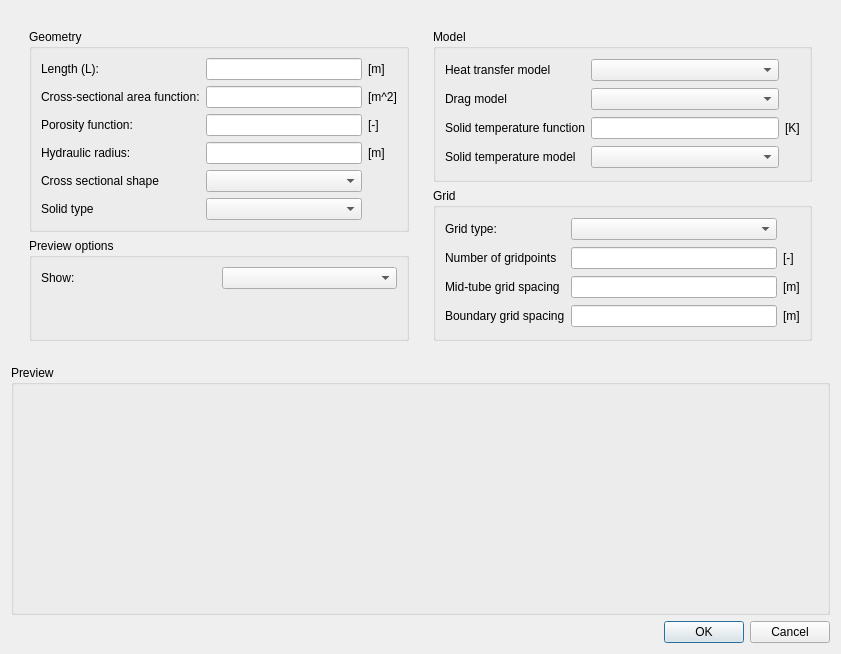
Above: src/gui/add_duct_dialog.ui from asceenl/tasmet before the change. Below: the same form after it.
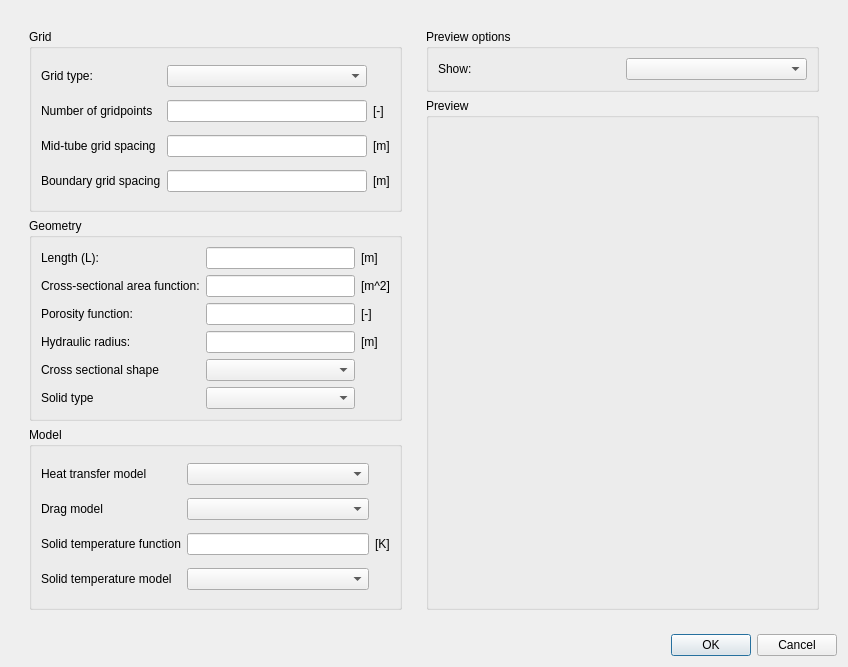
That is the form after the change. Custom widgets are drawn as their Qt base class.

Diff of the .ui file:
```diff
--- a/src/gui/add_duct_dialog.ui
+++ b/src/gui/add_duct_dialog.ui
@@ -6,8 +6,8 @@
    <rect>
     <x>0</x>
     <y>0</y>
-    <width>841</width>
-    <height>654</height>
+    <width>848</width>
+    <height>667</height>
    </rect>
   </property>
   <property name="windowTitle">
@@ -19,7 +19,83 @@
      <layout class="QHBoxLayout" name="horizontalLayout">
       <item>
        <widget class="QWidget" name="widget_3" native="true">
+        <property name="maximumSize">
+         <size>
+          <width>391</width>
+          <height>16777215</height>
+         </size>
+        </property>
         <layout class="QVBoxLayout" name="verticalLayout_3">
+         <item>
+          <widget class="QGroupBox" name="groupBox_3">
+           <property name="title">
+            <string>Grid</string>
+           </property>
+           <layout class="QGridLayout" name="gridLayout_5">
+            <item row="2" column="1">
+             <widget class="QLineEdit" name="dxmid"/>
+            </item>
+            <item row="1" column="0">
+             <widget class="QLabel" name="label_31">
+              <property name="text">
+               <string>Number of gridpoints</string>
+              </property>
+             </widget>
+            </item>
+            <item row="0" column="0">
+             <widget class="QLabel" name="label_27">
+              <property name="text">
+               <string>Grid type:</string>
+              </property>
+             </widget>
+            </item>
+            <item row="1" column="1">
+             <widget class="QLineEdit" name="ngp"/>
+            </item>
+            <item row="2" column="0">
+             <widget class="QLabel" name="label_32">
+              <property name="text">
+               <string>Mid-tube grid spacing</string>
+              </property>
+             </widget>
+            </item>
+            <item row="0" column="1">
+             <widget class="QComboBox" name="gridtype"/>
+            </item>
+            <item row="3" column="1">
+             <widget class="QLineEdit" name="dxb"/>
+            </item>
+            <item row="3" column="0">
+             <widget class="QLabel" name="label_33">
+              <property name="text">
+               <string>Boundary grid spacing</string>
+              </property>
+             </widget>
+            </item>
+            <item row="1" column="2">
+             <widget class="QLabel" name="label_34">
+              <property name="text">
+               <string>[-]</string>
+              </property>
+             </widget>
+            </item>
+            <item row="2" column="2">
+             <widget class="QLabel" name="label_35">
+              <property name="text">
+               <string>[m]</string>
+              </property>
+             </widget>
+            </item>
+            <item row="3" column="2">
+             <widget class="QLabel" name="label_36">
+              <property name="text">
+               <string>[m]</string>
+              </property>
+             </widget>
+            </item>
+           </layout>
+          </widget>
+         </item>
          <item>
           <widget class="QGroupBox" name="geometry_groupbox">
            <property name="title">
@@ -144,44 +220,6 @@
           </widget>
          </item>
          <item>
-          <widget class="QGroupBox" name="groupBox_4">
-           <property name="title">
-            <string>Preview options</string>
-           </property>
-           <layout class="QGridLayout" name="gridLayout_7">
-            <item row="0" column="1">
-             <widget class="QComboBox" name="previewshow"/>
-            </item>
-            <item row="0" column="0">
-             <widget class="QLabel" name="label_37">
-              <property name="text">
-               <string>Show: </string>
-              </property>
-             </widget>
-            </item>
-            <item row="1" column="0">
-             <spacer name="verticalSpacer_2">
-              <property name="orientation">
-               <enum>Qt::Vertical</enum>
-              </property>
-              <property name="sizeHint" stdset="0">
-               <size>
-                <width>20</width>
-                <height>40</height>
-               </size>
-              </property>
-             </spacer>
-            </item>
-           </layout>
-          </widget>
-         </item>
-        </layout>
-       </widget>
-      </item>
-      <item>
-       <widget class="QWidget" name="widget_2" native="true">
-        <layout class="QVBoxLayout" name="verticalLayout_2">
-         <item>
           <widget class="QGroupBox" name="groupBox_2">
            <property name="title">
             <string>Model</string>
@@ -244,96 +282,59 @@
            </layout>
           </widget>
          </item>
-         <item>
-          <widget class="QGroupBox" name="groupBox_3">
-           <property name="title">
-            <string>Grid</string>
-           </property>
-           <layout class="QGridLayout" name="gridLayout_5">
-            <item row="2" column="1">
-             <widget class="QLineEdit" name="dxmid"/>
-            </item>
-            <item row="1" column="0">
-             <widget class="QLabel" name="label_31">
-              <property name="text">
-               <string>Number of gridpoints</string>
-              </property>
-             </widget>
-            </item>
-            <item row="0" column="0">
-             <widget class="QLabel" name="label_27">
-              <property name="text">
-               <string>Grid type:</string>
-              </property>
-             </widget>
-            </item>
-            <item row="1" column="1">
-             <widget class="QLineEdit" name="ngp"/>
-            </item>
-            <item row="2" column="0">
-             <widget class="QLabel" name="label_32">
-              <property name="text">
-               <string>Mid-tube grid spacing</string>
-              </property>
-             </widget>
-            </item>
-            <item row="0" column="1">
-             <widget class="QComboBox" name="gridtype"/>
-            </item>
-            <item row="3" column="1">
-             <widget class="QLineEdit" name="dxb"/>
-            </item>
-            <item row="3" column="0">
-             <widget class="QLabel" name="label_33">
-              <property name="text">
-               <string>Boundary grid spacing</string>
-              </property>
-             </widget>
-            </item>
-            <item row="1" column="2">
-             <widget class="QLabel" name="label_34">
-              <property name="text">
-               <string>[-]</string>
-              </property>
-             </widget>
-            </item>
-            <item row="2" column="2">
-             <widget class="QLabel" name="label_35">
-              <property name="text">
-               <string>[m]</string>
-              </property>
-             </widget>
-            </item>
-            <item row="3" column="2">
-             <widget class="QLabel" name="label_36">
-              <property name="text">
-               <string>[m]</string>
-              </property>
-             </widget>
-            </item>
-           </layout>
-          </widget>
-         </item>
         </layout>
        </widget>
       </item>
-     </layout>
-    </widget>
-   </item>
-   <item>
-    <widget class="QGroupBox" name="preview_groupbox">
-     <property name="sizePolicy">
-      <sizepolicy hsizetype="Preferred" vsizetype="Expanding">
-       <horstretch>0</horstretch>
-       <verstretch>0</verstretch>
-      </sizepolicy>
-     </property>
-     <property name="title">
-      <string>Preview</string>
-     </property>
-     <layout class="QHBoxLayout" name="horizontalLayout_2">
       <item>
-       <widget class="QCustomPlot" name="plot" native="true"/>
+       <widget class="QWidget" name="widget_2" native="true">
+        <layout class="QVBoxLayout" name="verticalLayout_2">
+         <item>
+          <widget class="QGroupBox" name="groupBox_4">
+           <property name="sizePolicy">
+            <sizepolicy hsizetype="Preferred" vsizetype="Minimum">
+             <horstretch>0</horstretch>
+             <verstretch>0</verstretch>
+            </sizepolicy>
+           </property>
+           <property name="title">
+            <string>Preview options</string>
+           </property>
+           <layout class="QGridLayout" name="gridLayout_7">
+            <item row="0" column="0">
+             <widget class="QLabel" name="label_37">
+              <property name="text">
+               <string>Show: </string>
+              </property>
+             </widget>
+            </item>
+            <item row="0" column="1">
+             <widget class="QComboBox" name="previewshow"/>
+            </item>
+           </layout>
+          </widget>
+         </item>
+         <item>
+          <widget class="QGroupBox" name="groupBox">
+           <property name="sizePolicy">
+            <sizepolicy hsizetype="Expanding" vsizetype="Expanding">
+             <horstretch>0</horstretch>
+             <verstretch>0</verstretch>
+            </sizepolicy>
+           </property>
+           <property name="title">
+            <string>Preview</string>
+           </property>
+           <layout class="QHBoxLayout" name="horizontalLayout_2">
+            <item>
+             <widget class="QCustomPlot" name="plot" native="true"/>
+            </item>
+           </layout>
+          </widget>
+         </item>
+        </layout>
+        <zorder>verticalLayoutWidget</zorder>
+        <zorder>groupBox_4</zorder>
+       </widget>
       </item>
      </layout>
     </widget>
```
Left out of the diff: 134 changed lines with no effect on the pictures.
